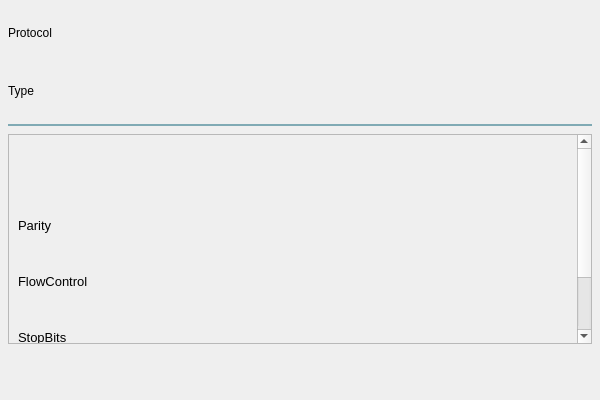
The window that RoboticUserInterface/include/form/CommSelector.ui (ADrownFish/RoboticUserInterface) describes before a commit, drawn with Qt 5.
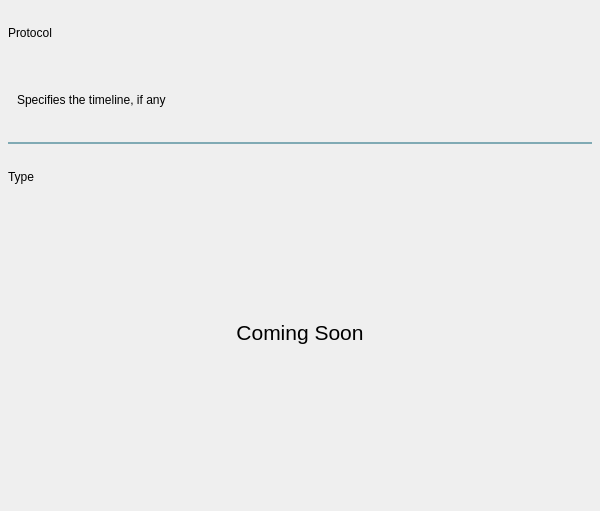
The same window after the commit. The open tabs and pages were chosen to show the change. Custom widgets are drawn as their Qt base class.

Patch:
```diff
--- a/RoboticUserInterface/include/form/CommSelector.ui
+++ b/RoboticUserInterface/include/form/CommSelector.ui
@@ -7,7 +7,7 @@
     <x>0</x>
     <y>0</y>
     <width>600</width>
-    <height>400</height>
+    <height>511</height>
    </rect>
   </property>
   <property name="minimumSize">
@@ -47,24 +47,8 @@
    <property name="verticalSpacing">
     <number>8</number>
    </property>
-   <item row="4" column="2">
-    <widget class="QtMaterialRaisedButton" name="button_ok" native="true">
-     <property name="minimumSize">
-      <size>
-       <width>80</width>
-       <height>40</height>
-      </size>
-     </property>
-     <property name="maximumSize">
-      <size>
-       <width>80</width>
-       <height>40</height>
-      </size>
-     </property>
-    </widget>
-   </item>
-   <item row="0" column="0">
-    <widget class="QLabel" name="label_protocol">
+   <item row="3" column="0">
+    <widget class="QLabel" name="label_type">
      <property name="minimumSize">
       <size>
        <width>80</width>
@@ -78,27 +62,11 @@
       </size>
      </property>
      <property name="text">
-      <string>Protocol</string>
+      <string>Type</string>
      </property>
     </widget>
    </item>
-   <item row="4" column="0">
-    <widget class="QtMaterialRaisedButton" name="HowToUse" native="true">
-     <property name="minimumSize">
-      <size>
-       <width>30</width>
-       <height>30</height>
-      </size>
-     </property>
-     <property name="maximumSize">
-      <size>
-       <width>30</width>
-       <height>30</height>
-      </size>
-     </property>
-    </widget>
-   </item>
-   <item row="4" column="1">
+   <item row="7" column="1">
     <spacer name="horizontalSpacer">
      <property name="orientation">
       <enum>Qt::Orientation::Vertical</enum>
@@ -111,75 +79,8 @@
      </property>
     </spacer>
    </item>
-   <item row="4" column="3">
-    <widget class="QtMaterialRaisedButton" name="button_cancel" native="true">
-     <property name="minimumSize">
-      <size>
-       <width>80</width>
-       <height>40</height>
-      </size>
-     </property>
-     <property name="maximumSize">
-      <size>
-       <width>80</width>
-       <height>40</height>
-      </size>
-     </property>
-    </widget>
-   </item>
-   <item row="0" column="1" colspan="3">
-    <widget class="QWWindowButton" name="widget_protocol" native="true">
-     <property name="minimumSize">
-      <size>
-       <width>120</width>
-       <height>50</height>
-      </size>
-     </property>
-     <property name="maximumSize">
-      <size>
-       <width>12000</width>
-       <height>50</height>
-      </size>
-     </property>
-    </widget>
-   </item>
-   <item row="1" column="0">
-    <widget class="QLabel" name="label_type">
-     <property name="minimumSize">
-      <size>
-       <width>80</width>
-       <height>0</height>
-      </size>
-     </property>
-     <property name="maximumSize">
-      <size>
-       <width>80</width>
-       <height>16777215</height>
-      </size>
-     </property>
-     <property name="text">
-      <string>Type</string>
-     </property>
-    </widget>
-   </item>
-   <item row="1" column="1" colspan="3">
-    <widget class="QWWindowButton" name="widget_CommType" native="true">
-     <property name="minimumSize">
-      <size>
-       <width>120</width>
-       <height>50</height>
-      </size>
-     </property>
-     <property name="maximumSize">
-      <size>
-       <width>12000</width>
-       <height>50</height>
-      </size>
-     </property>
-    </widget>
-   </item>
-   <item row="3" column="0" colspan="4">
-    <widget class="QStackedWidget" name="stackedWidget">
+   <item row="6" column="0" colspan="4">
+    <widget class="QStackedWidget" name="stackedWidget_type">
      <property name="currentIndex">
       <number>0</number>
      </property>
@@ -487,6 +388,11 @@
       <layout class="QGridLayout" name="gridLayout_2">
        <item row="0" column="0">
         <widget class="QLabel" name="label">
+         <property name="font">
+          <font>
+           <pointsize>16</pointsize>
+          </font>
+         </property>
          <property name="text">
           <string>Coming Soon</string>
          </property>
@@ -524,7 +430,7 @@
            <rect>
             <x>0</x>
             <y>0</y>
-            <width>439</width>
+            <width>440</width>
             <height>292</height>
            </rect>
           </property>
@@ -730,6 +636,196 @@
      </widget>
     </widget>
    </item>
+   <item row="0" column="1" colspan="3">
+    <widget class="QWWindowButton" name="widget_protocol" native="true">
+     <property name="minimumSize">
+      <size>
+       <width>120</width>
+       <height>50</height>
+      </size>
+     </property>
+     <property name="maximumSize">
+      <size>
+       <width>12000</width>
+       <height>50</height>
+      </size>
+     </property>
+    </widget>
+   </item>
+   <item row="1" column="0" colspan="4">
+    <widget class="QStackedWidget" name="stackedWidget_protocol">
+     <property name="minimumSize">
+      <size>
+       <width>0</width>
+       <height>0</height>
+      </size>
+     </property>
+     <property name="currentIndex">
+      <number>2</number>
+     </property>
+     <widget class="QWidget" name="page_plugin"/>
+     <widget class="QWidget" name="page_Raw"/>
+     <widget class="QWidget" name="page_Float">
+      <layout class="QGridLayout" name="gridLayout_5">
+       <item row="0" column="0">
+        <widget class="QLabel" name="label_2">
+         <property name="text">
+          <string>Use the data of the first channel as the time axis</string>
+         </property>
+         <property name="wordWrap">
+          <bool>true</bool>
+         </property>
+        </widget>
+       </item>
+       <item row="0" column="1">
+        <widget class="QWSwitcher" name="button_float_timestamp" native="true">
+         <property name="minimumSize">
+          <size>
+           <width>60</width>
+           <height>30</height>
+          </size>
+         </property>
+         <property name="maximumSize">
+          <size>
+           <width>60</width>
+           <height>30</height>
+          </size>
+         </property>
+        </widget>
+       </item>
+      </layout>
+     </widget>
+     <widget class="QWidget" name="page_Json">
+      <layout class="QGridLayout" name="gridLayout_6">
+       <item row="0" column="0">
+        <widget class="QLabel" name="label_7">
+         <property name="text">
+          <string>Specifies the timeline, if any</string>
+         </property>
+         <property name="wordWrap">
+          <bool>true</bool>
+         </property>
+        </widget>
+       </item>
+       <item row="0" column="2">
+        <widget class="QtMaterialTextField" name="lineEdit_json_timestamp" native="true">
+         <property name="minimumSize">
+          <size>
+           <width>150</width>
+           <height>50</height>
+          </size>
+         </property>
+         <property name="maximumSize">
+          <size>
+           <width>150</width>
+           <height>50</height>
+          </size>
+         </property>
+        </widget>
+       </item>
+       <item row="0" column="1">
+        <widget class="QWSwitcher" name="button_json_timestamp" native="true">
+         <property name="minimumSize">
+          <size>
+           <width>60</width>
+           <height>30</height>
+          </size>
+         </property>
+         <property name="maximumSize">
+          <size>
+           <width>60</width>
+           <height>30</height>
+          </size>
+         </property>
+        </widget>
+       </item>
+      </layout>
+     </widget>
+    </widget>
+   </item>
+   <item row="3" column="1" colspan="3">
+    <widget class="QWWindowButton" name="widget_CommType" native="true">
+     <property name="minimumSize">
+      <size>
+       <width>120</width>
+       <height>50</height>
+      </size>
+     </property>
+     <property name="maximumSize">
+      <size>
+       <width>12000</width>
+       <height>50</height>
+      </size>
+     </property>
+    </widget>
+   </item>
+   <item row="7" column="2">
+    <widget class="QtMaterialRaisedButton" name="button_ok" native="true">
+     <property name="minimumSize">
+      <size>
+       <width>80</width>
+       <height>40</height>
+      </size>
+     </property>
+     <property name="maximumSize">
+      <size>
+       <width>80</width>
+       <height>40</height>
+      </size>
+     </property>
+    </widget>
+   </item>
+   <item row="7" column="0">
+    <widget class="QtMaterialRaisedButton" name="HowToUse" native="true">
+     <property name="minimumSize">
+      <size>
+       <width>30</width>
+       <height>30</height>
+      </size>
+     </property>
+     <property name="maximumSize">
+      <size>
+       <width>30</width>
+       <height>30</height>
+      </size>
+     </property>
+    </widget>
+   </item>
+   <item row="7" column="3">
+    <widget class="QtMaterialRaisedButton" name="button_cancel" native="true">
+     <property name="minimumSize">
+      <size>
+       <width>80</width>
+       <height>40</height>
+      </size>
+     </property>
+     <property name="maximumSize">
+      <size>
+       <width>80</width>
+       <height>40</height>
+      </size>
+     </property>
+    </widget>
+   </item>
+   <item row="0" column="0">
+    <widget class="QLabel" name="label_protocol">
+     <property name="minimumSize">
+      <size>
+       <width>80</width>
+       <height>0</height>
+      </size>
+     </property>
+     <property name="maximumSize">
+      <size>
+       <width>80</width>
+       <height>16777215</height>
+      </size>
+     </property>
+     <property name="text">
+      <string>Protocol</string>
+     </property>
+    </widget>
+   </item>
    <item row="2" column="0" colspan="4">
     <widget class="QWidget" name="widget_line" native="true">
      <property name="minimumSize">
@@ -752,24 +848,30 @@
   </layout>
  </widget>
  <customwidgets>
-  <customwidget>
-   <class>QWWindowButton</class>
-   <extends>QWidget</extends>
-   <header>qwool/qwwindowbutton.h</header>
-   <container>1</container>
-  </customwidget>
   <customwidget>
    <class>QtMaterialRaisedButton</class>
    <extends>QWidget</extends>
    <header>qt_material_widgets/qtmaterialraisedbutton.h</header>
    <container>1</container>
   </customwidget>
+  <customwidget>
+   <class>QWWindowButton</class>
+   <extends>QWidget</extends>
+   <header>qwool/qwwindowbutton.h</header>
+   <container>1</container>
+  </customwidget>
   <customwidget>
    <class>QtMaterialTextField</class>
    <extends>QWidget</extends>
    <header>qt_material_widgets/qtmaterialtextfield.h</header>
    <container>1</container>
   </customwidget>
+  <customwidget>
+   <class>QWSwitcher</class>
+   <extends>QWidget</extends>
+   <header>qwool/qwswitcher.h</header>
+   <container>1</container>
+  </customwidget>
  </customwidgets>
  <resources/>
  <connections/>
```
Left out of the diff: 130 changed lines with no effect on the pictures.
